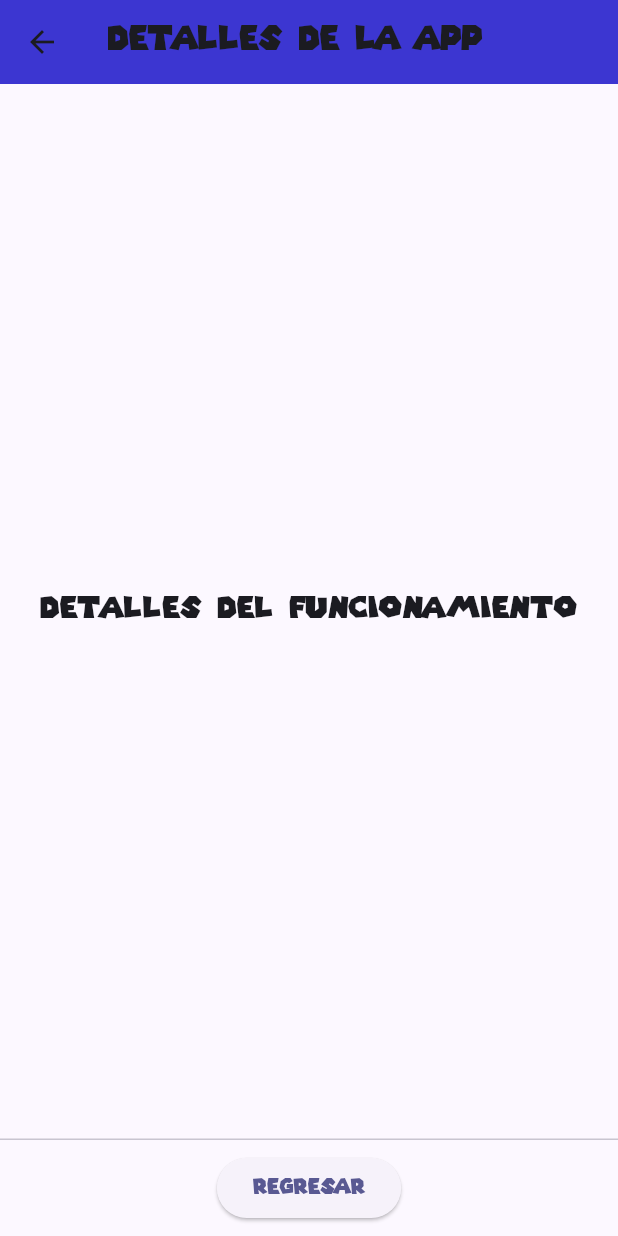
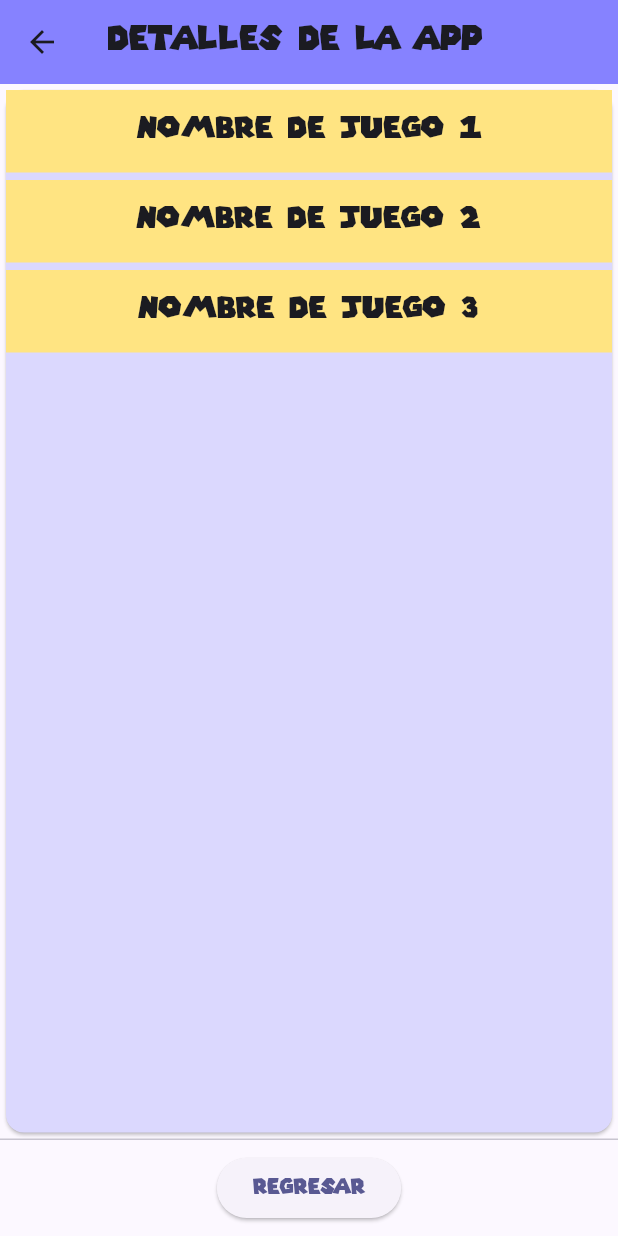
Before and after one commit to Katakur/Up_Grade, a Flutter app: the listaJuegos screen opened directly, on a phone screen of 412 x 824 dp. Run offline on Flutter 3.47's test engine with Material 3 defaults, Android fonts, the phone set to English and light mode, and no system bars; our stand-ins replace flutter_svg.

Commit message:
Avance 3

```diff
--- a/up_grade/lib/detallesRutina.dart
+++ b/up_grade/lib/detallesRutina.dart
@@ -0,0 +1,5 @@
+
+
+
+
+//// HACER UN SWITCH PARA EL TIPO DE JUEGO SELECCIONADO Y QUE ASÍ SE ADAPTE AL SELECCIONADO
--- a/up_grade/lib/listaJuegos.dart
+++ b/up_grade/lib/listaJuegos.dart
@@ -4,26 +4,57 @@ import 'package:flutter_svg/flutter_svg.dart';
 class listaJuegos extends StatelessWidget {
   const listaJuegos({super.key});
 
-
   @override
   Widget build(BuildContext context) {
      return Scaffold(
       appBar: AppBar(
 
-        backgroundColor: Color.fromARGB(255, 60, 54, 209),
+        backgroundColor: Color.fromARGB(255, 134, 130, 255),
         title: Text("Detalles de la app"),
       ),
 
-      body: Center(
-        // Detalles de la aplicación
-      child:  Row(
-          mainAxisAlignment: MainAxisAlignment.spaceEvenly,
-          children: [
-            Text("Detalles del funcionamiento", style: TextStyle(fontFamily: "Mario", fontSize: 20)),
+       body: Center(
+        //Lista
+        child: Card(
+          color: Color.fromARGB(255, 219, 216, 254),
+          child: ListView(
+            children: <Widget>[
+            //Los elementos de la lista se guardan en conteiner
+              Container(
+                height: 55,
+                color: Color.fromARGB(255, 255, 228, 130),
+                child: const Center(
+                  child: Text("Nombre de Juego 1", style: TextStyle(fontFamily: "Mario", fontSize: 20)),
+
+                  //ElevatedButton(onPressed: () {Navigator.pop(context);},),
+              )),
+              Container(
+                height: 5,
+              ),
+              Container(
+                height: 55,
+                color: Color.fromARGB(255, 255, 228, 130),
+                child: const Center(
+                  child: Text("Nombre de Juego 2",  style: TextStyle(fontFamily: "Mario", fontSize: 20)),
+              )),
+              Container(
+                height: 5,
+              ),
+             Container(
+                height: 55,
+                color: Color.fromARGB(255, 255, 228, 130),
+                child: const Center(
+                  child: Text("Nombre de Juego 3",  style: TextStyle(fontFamily: "Mario", fontSize: 20)),
+              )),
+              Container(
+
+              ),
+              //////////////////////////////// AGREGAR LINK PARA DETALLES DE RUTINA CON EL TIPO DE JUEGO SELECCIONADO ///////////////////
           ],
+        ),
+      ),
+       ),
 
-        )
-      ),
       persistentFooterAlignment: AlignmentDirectional.bottomCenter,
       persistentFooterButtons: <Widget>[
       ElevatedButton(onPressed: () {
--- a/up_grade/pubspec.yaml
+++ b/up_grade/pubspec.yaml
@@ -62,6 +62,7 @@ flutter:
   # To add assets to your application, add an assets section, like this:
   assets:
     - assets/user.svg
+    - assets/controller.svg
   #   - images/a_dot_ham.jpeg
 
   # An image asset can refer to one or more resolution-specific "variants", see
```
Also changed, not shown: up_grade/lib/menu.dart (+15 -13 lines), up_grade/lib/perfilJugador.dart (+15 -7 lines), up_grade/assets/controller.svg (added).
